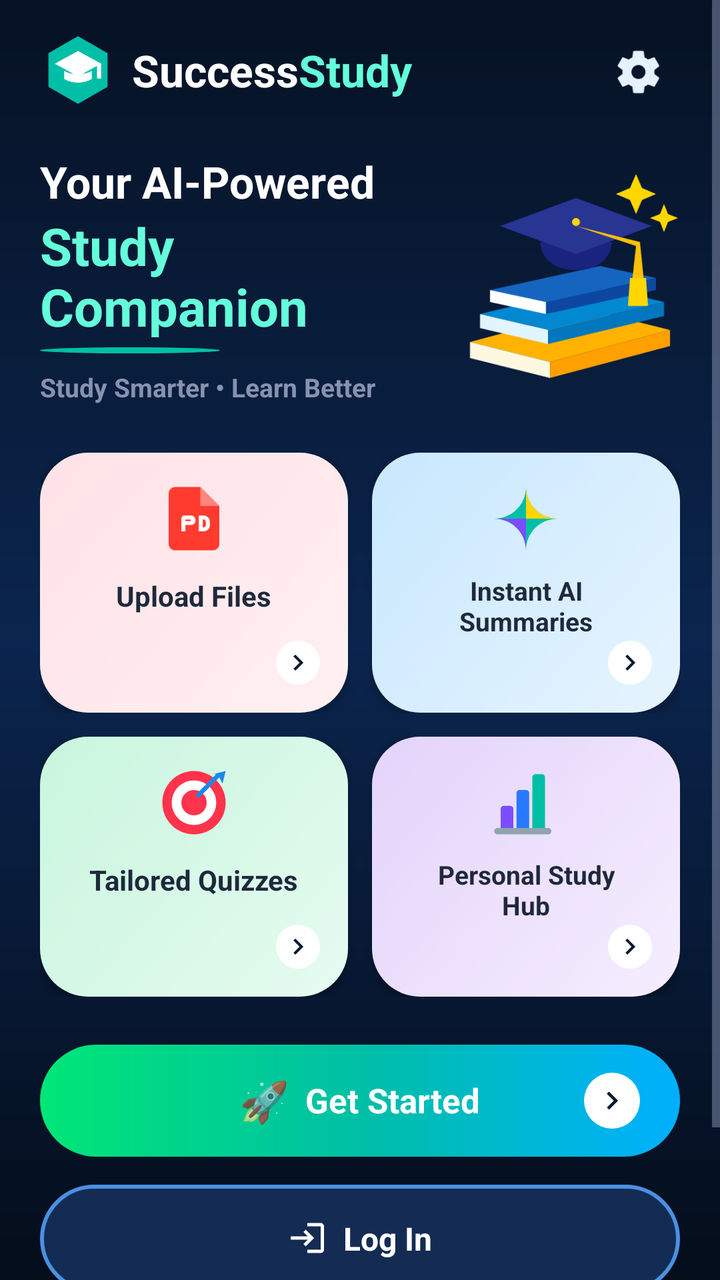
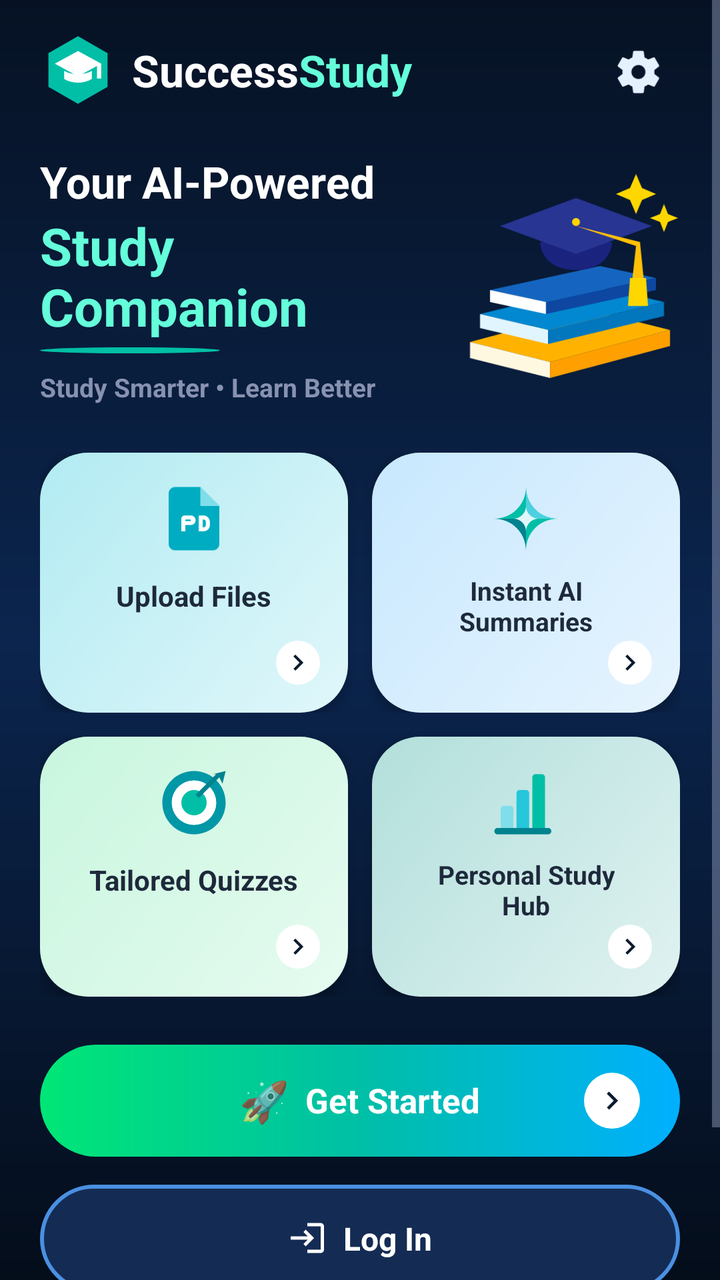

An Android layout rendered at two revisions. The XML below is the earlier revision; the diff shows what the commit changed to produce the second picture.
<!-- AndroidManifest.xml: activity theme Theme.Successtudy -->
<!-- res/layout/activity_welcome.xml -->
<?xml version="1.0" encoding="utf-8"?>
<ScrollView xmlns:android="http://schemas.android.com/apk/res/android"
    xmlns:app="http://schemas.android.com/apk/res-auto"
    android:layout_width="match_parent"
    android:layout_height="match_parent"
    android:fillViewport="true"
    android:background="@drawable/bg_welcome_screen">

    <LinearLayout
        android:layout_width="match_parent"
        android:layout_height="wrap_content"
        android:orientation="vertical"
        android:paddingHorizontal="20dp"
        android:paddingTop="16dp"
        android:paddingBottom="24dp">

        
        <RelativeLayout
            android:layout_width="match_parent"
            android:layout_height="wrap_content"
            android:layout_marginBottom="20dp">

            <LinearLayout
                android:layout_width="wrap_content"
                android:layout_height="wrap_content"
                android:orientation="horizontal"
                android:gravity="center_vertical"
                android:layout_alignParentStart="true">

                <ImageView
                    android:layout_width="38dp"
                    android:layout_height="38dp"
                    android:src="@drawable/ic_logo_hexagon"
                    android:contentDescription="Logo" />

                <TextView
                    android:layout_width="wrap_content"
                    android:layout_height="wrap_content"
                    android:layout_marginStart="8dp"
                    android:text="Success"
                    android:textColor="@color/white"
                    android:textSize="22sp"
                    android:textStyle="bold" />

                <TextView
                    android:layout_width="wrap_content"
                    android:layout_height="wrap_content"
                    android:text="Study"
                    android:textColor="@color/teal_glow"
                    android:textSize="22sp"
                    android:textStyle="bold" />
            </LinearLayout>

            <ImageButton
                android:id="@+id/btnSettings"
                android:layout_width="40dp"
                android:layout_height="40dp"
                android:layout_alignParentEnd="true"
                android:background="?attr/selectableItemBackgroundBorderless"
                android:src="@drawable/ic_settings_gear"
                android:contentDescription="Settings"
                app:tint="@color/text_primary" />
        </RelativeLayout>

        
        <RelativeLayout
            android:layout_width="match_parent"
            android:layout_height="wrap_content"
            android:layout_marginBottom="24dp">

            <LinearLayout
                android:layout_width="match_parent"
                android:layout_height="wrap_content"
                android:layout_toStartOf="@id/ivHeroGraphic"
                android:layout_centerVertical="true"
                android:orientation="vertical"
                android:paddingEnd="12dp">

                <TextView
                    android:layout_width="wrap_content"
                    android:layout_height="wrap_content"
                    android:text="Your AI-Powered"
                    android:textColor="@color/white"
                    android:textSize="22sp"
                    android:textStyle="bold" />

                <TextView
                    android:layout_width="wrap_content"
                    android:layout_height="wrap_content"
                    android:text="Study Companion"
                    android:textColor="@color/teal_glow"
                    android:textSize="26sp"
                    android:textStyle="bold" />

                <View
                    android:layout_width="90dp"
                    android:layout_height="3dp"
                    android:background="@drawable/bg_circle_arrow"
                    android:backgroundTint="@color/teal_primary"
                    android:layout_marginTop="3dp"
                    android:layout_marginBottom="8dp" />

                <TextView
                    android:layout_width="wrap_content"
                    android:layout_height="wrap_content"
                    android:text="Study Smarter • Learn Better"
                    android:textColor="@color/text_secondary"
                    android:textSize="13sp"
                    android:textStyle="bold" />
            </LinearLayout>

            <ImageView
                android:id="@+id/ivHeroGraphic"
                android:layout_width="120dp"
                android:layout_height="120dp"
                android:layout_alignParentEnd="true"
                android:layout_centerVertical="true"
                android:src="@drawable/ic_grad_books"
                android:contentDescription="Graduation Books" />
        </RelativeLayout>

        
        
        <LinearLayout
            android:layout_width="match_parent"
            android:layout_height="wrap_content"
            android:orientation="horizontal"
            android:baselineAligned="false"
            android:layout_marginBottom="12dp">

            
            <androidx.cardview.widget.CardView
                android:id="@+id/cardUploadFiles"
                android:layout_width="0dp"
                android:layout_height="130dp"
                android:layout_weight="1"
                android:layout_marginEnd="6dp"
                app:cardCornerRadius="20dp"
                app:cardElevation="4dp"
                app:cardBackgroundColor="@android:color/transparent">

                <RelativeLayout
                    android:layout_width="match_parent"
                    android:layout_height="match_parent"
                    android:background="@drawable/bg_card_upload"
                    android:padding="14dp">

                    <ImageView
                        android:id="@+id/ivCard1Icon"
                        android:layout_width="38dp"
                        android:layout_height="38dp"
                        android:layout_centerHorizontal="true"
                        android:src="@drawable/ic_pdf_file"
                        android:contentDescription="PDF Icon" />

                    <TextView
                        android:layout_width="wrap_content"
                        android:layout_height="wrap_content"
                        android:layout_below="@id/ivCard1Icon"
                        android:layout_centerHorizontal="true"
                        android:layout_marginTop="10dp"
                        android:text="Upload Files"
                        android:textColor="@color/card_text_dark"
                        android:textSize="14sp"
                        android:textStyle="bold" />

                    <ImageView
                        android:layout_width="22dp"
                        android:layout_height="22dp"
                        android:layout_alignParentEnd="true"
                        android:layout_alignParentBottom="true"
                        android:background="@drawable/bg_circle_arrow"
                        android:src="@drawable/ic_arrow_right"
                        android:padding="3dp"
                        android:contentDescription="Next" />
                </RelativeLayout>
            </androidx.cardview.widget.CardView>

            
            <androidx.cardview.widget.CardView
                android:id="@+id/cardAiSummaries"
                android:layout_width="0dp"
                android:layout_height="130dp"
                android:layout_weight="1"
                android:layout_marginStart="6dp"
                app:cardCornerRadius="20dp"
                app:cardElevation="4dp"
                app:cardBackgroundColor="@android:color/transparent">

                <RelativeLayout
                    android:layout_width="match_parent"
                    android:layout_height="match_parent"
                    android:background="@drawable/bg_card_summaries"
                    android:padding="14dp">

                    <ImageView
                        android:id="@+id/ivCard2Icon"
                        android:layout_width="38dp"
                        android:layout_height="38dp"
                        android:layout_centerHorizontal="true"
                        android:src="@drawable/ic_sparkle_star"
                        android:contentDescription="AI Star" />

                    <TextView
                        android:layout_width="wrap_content"
                        android:layout_height="wrap_content"
                        android:layout_below="@id/ivCard2Icon"
                        android:layout_centerHorizontal="true"
                        android:layout_marginTop="8dp"
                        android:gravity="center"
                        android:text="Instant AI\nSummaries"
                        android:textColor="@color/card_text_dark"
                        android:textSize="13sp"
                        android:textStyle="bold" />

                    <ImageView
                        android:layout_width="22dp"
                        android:layout_height="22dp"
                        android:layout_alignParentEnd="true"
                        android:layout_alignParentBottom="true"
                        android:background="@drawable/bg_circle_arrow"
                        android:src="@drawable/ic_arrow_right"
                        android:padding="3dp"
                        android:contentDescription="Next" />
                </RelativeLayout>
            </androidx.cardview.widget.CardView>
        </LinearLayout>

        
        <LinearLayout
            android:layout_width="match_parent"
            android:layout_height="wrap_content"
            android:orientation="horizontal"
            android:baselineAligned="false"
            android:layout_marginBottom="24dp">

            
            <androidx.cardview.widget.CardView
                android:id="@+id/cardTailoredQuizzes"
                android:layout_width="0dp"
                android:layout_height="130dp"
                android:layout_weight="1"
                android:layout_marginEnd="6dp"
                app:cardCornerRadius="20dp"
                app:cardElevation="4dp"
                app:cardBackgroundColor="@android:color/transparent">

                <RelativeLayout
                    android:layout_width="match_parent"
                    android:layout_height="match_parent"
                    android:background="@drawable/bg_card_quizzes"
                    android:padding="14dp">

                    <ImageView
                        android:id="@+id/ivCard3Icon"
                        android:layout_width="38dp"
                        android:layout_height="38dp"
                        android:layout_centerHorizontal="true"
                        android:src="@drawable/ic_target_bullseye"
                        android:contentDescription="Target" />

                    <TextView
                        android:layout_width="wrap_content"
                        android:layout_height="wrap_content"
                        android:layout_below="@id/ivCard3Icon"
                        android:layout_centerHorizontal="true"
                        android:layout_marginTop="10dp"
                        android:text="Tailored Quizzes"
                        android:textColor="@color/card_text_dark"
                        android:textSize="14sp"
                        android:textStyle="bold" />

                    <ImageView
                        android:layout_width="22dp"
                        android:layout_height="22dp"
                        android:layout_alignParentEnd="true"
                        android:layout_alignParentBottom="true"
                        android:background="@drawable/bg_circle_arrow"
                        android:src="@drawable/ic_arrow_right"
                        android:padding="3dp"
                        android:contentDescription="Next" />
                </RelativeLayout>
            </androidx.cardview.widget.CardView>

            
            <androidx.cardview.widget.CardView
                android:id="@+id/cardStudyHub"
                android:layout_width="0dp"
                android:layout_height="130dp"
                android:layout_weight="1"
                android:layout_marginStart="6dp"
                app:cardCornerRadius="20dp"
                app:cardElevation="4dp"
                app:cardBackgroundColor="@android:color/transparent">

                <RelativeLayout
                    android:layout_width="match_parent"
                    android:layout_height="match_parent"
                    android:background="@drawable/bg_card_hub"
                    android:padding="14dp">

                    <ImageView
                        android:id="@+id/ivCard4Icon"
                        android:layout_width="38dp"
                        android:layout_height="38dp"
                        android:layout_centerHorizontal="true"
                        android:src="@drawable/ic_bar_chart"
                        android:contentDescription="Bar Chart" />

                    <TextView
                        android:layout_width="wrap_content"
                        android:layout_height="wrap_content"
                        android:layout_below="@id/ivCard4Icon"
                        android:layout_centerHorizontal="true"
                        android:layout_marginTop="8dp"
                        android:gravity="center"
                        android:text="Personal Study\nHub"
                        android:textColor="@color/card_text_dark"
                        android:textSize="13sp"
                        android:textStyle="bold" />

                    <ImageView
                        android:layout_width="22dp"
                        android:layout_height="22dp"
                        android:layout_alignParentEnd="true"
                        android:layout_alignParentBottom="true"
                        android:background="@drawable/bg_circle_arrow"
                        android:src="@drawable/ic_arrow_right"
                        android:padding="3dp"
                        android:contentDescription="Next" />
                </RelativeLayout>
            </androidx.cardview.widget.CardView>
        </LinearLayout>

        
        <RelativeLayout
            android:id="@+id/btnGetStartedPill"
            android:layout_width="match_parent"
            android:layout_height="56dp"
            android:background="@drawable/bg_btn_get_started"
            android:clickable="true"
            android:focusable="true"
            android:foreground="?attr/selectableItemBackground"
            android:paddingHorizontal="20dp"
            android:layout_marginBottom="14dp">

            <LinearLayout
                android:layout_width="wrap_content"
                android:layout_height="wrap_content"
                android:orientation="horizontal"
                android:gravity="center_vertical"
                android:layout_centerInParent="true">

                <TextView
                    android:layout_width="wrap_content"
                    android:layout_height="wrap_content"
                    android:text="🚀"
                    android:textSize="20sp"
                    android:layout_marginEnd="8dp" />

                <TextView
                    android:layout_width="wrap_content"
                    android:layout_height="wrap_content"
                    android:text="Get Started"
                    android:textColor="@color/white"
                    android:textSize="17sp"
                    android:textStyle="bold" />
            </LinearLayout>

            <ImageView
                android:layout_width="28dp"
                android:layout_height="28dp"
                android:layout_alignParentEnd="true"
                android:layout_centerVertical="true"
                android:background="@drawable/bg_circle_arrow"
                android:src="@drawable/ic_arrow_right"
                android:padding="5dp"
                android:contentDescription="Go" />
        </RelativeLayout>

        
        <RelativeLayout
            android:id="@+id/btnLoginPill"
            android:layout_width="match_parent"
            android:layout_height="54dp"
            android:background="@drawable/bg_btn_login_pill"
            android:clickable="true"
            android:focusable="true"
            android:foreground="?attr/selectableItemBackground"
            android:paddingHorizontal="20dp"
            android:layout_marginBottom="16dp">

            <LinearLayout
                android:layout_width="wrap_content"
                android:layout_height="wrap_content"
                android:orientation="horizontal"
                android:gravity="center_vertical"
                android:layout_centerInParent="true">

                <ImageView
                    android:layout_width="20dp"
                    android:layout_height="20dp"
                    android:src="@drawable/ic_login_door"
                    android:layout_marginEnd="8dp"
                    app:tint="@color/white"
                    android:contentDescription="Log In Icon" />

                <TextView
                    android:layout_width="wrap_content"
                    android:layout_height="wrap_content"
                    android:text="Log In"
                    android:textColor="@color/white"
                    android:textSize="16sp"
                    android:textStyle="bold" />
            </LinearLayout>
        </RelativeLayout>

        
        <LinearLayout
            android:id="@+id/llExploreGuest"
            android:layout_width="wrap_content"
            android:layout_height="wrap_content"
            android:layout_gravity="center_horizontal"
            android:orientation="horizontal"
            android:gravity="center_vertical"
            android:padding="8dp"
            android:clickable="true"
            android:focusable="true">

            <TextView
                android:layout_width="wrap_content"
                android:layout_height="wrap_content"
                android:text="Explore as Guest"
                android:textColor="@color/teal_glow"
                android:textSize="15sp"
                android:textStyle="bold" />

            <TextView
                android:layout_width="wrap_content"
                android:layout_height="wrap_content"
                android:layout_marginStart="4dp"
                android:text="›"
                android:textColor="@color/teal_glow"
                android:textSize="18sp"
                android:textStyle="bold" />
        </LinearLayout>

    </LinearLayout>
</ScrollView>
<!-- resources referenced by this layout -->
<resources>
  <!-- drawable bg_card_hub (drawable) -->
  <?xml version="1.0" encoding="utf-8"?>
  <shape xmlns:android="http://schemas.android.com/apk/res/android"
      android:shape="rectangle">
      <corners android:radius="24dp" />
      <gradient
          android:angle="135"
          android:startColor="#F5EEFE"
          android:endColor="#E4D3FB"
          android:type="linear" />
  </shape>
  <!-- drawable bg_card_upload (drawable) -->
  <?xml version="1.0" encoding="utf-8"?>
  <shape xmlns:android="http://schemas.android.com/apk/res/android"
      android:shape="rectangle">
      <corners android:radius="24dp" />
      <gradient
          android:angle="135"
          android:startColor="#FFF0F2"
          android:endColor="#FFE2E7"
          android:type="linear" />
  </shape>
  <!-- drawable ic_bar_chart (drawable) -->
  <vector xmlns:android="http://schemas.android.com/apk/res/android"
      android:width="48dp"
      android:height="48dp"
      android:viewportWidth="48"
      android:viewportHeight="48">
    
    <path
        android:fillColor="#7C4DFF"
        android:pathData="M8,28C8,26.9 8.9,26 10,26L14,26C15.1,26 16,26.9 16,28L16,40L8,40L8,28Z"/>
    
    <path
        android:fillColor="#2979FF"
        android:pathData="M18,18C18,16.9 18.9,16 20,16L24,16C25.1,16 26,16.9 26,18L26,40L18,40L18,18Z"/>
    
    <path
        android:fillColor="#00BFA6"
        android:pathData="M28,8C28,6.9 28.9,6 30,6L34,6C35.1,6 36,6.9 36,8L36,40L28,40L28,8Z"/>
    
    <path
        android:fillColor="#90A4AE"
        android:pathData="M6,40L38,40C39.1,40 40,40.9 40,42C40,43.1 39.1,44 38,44L6,44C4.9,44 4,43.1 4,42C4,40.9 4.9,40 6,40Z"/>
  </vector>
  <!-- drawable ic_pdf_file (drawable) -->
  <vector xmlns:android="http://schemas.android.com/apk/res/android"
      android:width="48dp"
      android:height="48dp"
      android:viewportWidth="48"
      android:viewportHeight="48">
    
    <path
        android:fillColor="#FF3B30"
        android:pathData="M12,4C9.79,4 8,5.79 8,8L8,40C8,42.21 9.79,44 12,44L36,44C38.21,44 40,42.21 40,40L40,16L28,4L12,4Z"/>
    
    <path
        android:fillColor="#FF857D"
        android:pathData="M28,4L40,16L28,16L28,4Z"/>
    
    <path
        android:fillColor="#FFFFFF"
        android:pathData="M16,24C16,22.9 16.9,22 18,22L22,22C23.66,22 25,23.34 25,25C25,26.66 23.66,28 22,28L18.5,28L18.5,32L16,32L16,24ZM18.5,25.5L21.5,25.5C21.78,25.5 22,25.28 22,25C22,24.72 21.78,24.5 21.5,24.5L18.5,24.5L18.5,25.5ZM27,22L30,22C32.21,22 34,23.79 34,26L34,28C34,30.21 32.21,32 30,32L27,32L27,22ZM29.5,24.5L29.5,29.5L30,29.5C30.83,29.5 31.5,28.83 31.5,28L31.5,26C31.5,25.17 30.83,24.5 30,24.5L29.5,24.5Z"/>
  </vector>
  <!-- drawable ic_sparkle_star (drawable) -->
  <vector xmlns:android="http://schemas.android.com/apk/res/android"
      android:width="48dp"
      android:height="48dp"
      android:viewportWidth="48"
      android:viewportHeight="48">
    
    <path
        android:fillColor="#00BFA6"
        android:pathData="M24,4C24,15.05 32.95,24 44,24C32.95,24 24,32.95 24,44C24,32.95 15.05,24 4,24C15.05,24 24,15.05 24,4Z"/>
    
    <path
        android:fillColor="#FFD700"
        android:pathData="M24,4C24,15.05 32.95,24 44,24L24,24Z"/>
    
    <path
        android:fillColor="#7C4DFF"
        android:pathData="M24,44C24,32.95 15.05,24 4,24L24,24Z"/>
  </vector>
  <!-- drawable ic_target_bullseye (drawable) -->
  <vector xmlns:android="http://schemas.android.com/apk/res/android"
      android:width="48dp"
      android:height="48dp"
      android:viewportWidth="48"
      android:viewportHeight="48">
    
    <path
        android:fillColor="#FF334B"
        android:pathData="M24,4C12.95,4 4,12.95 4,24C4,35.05 12.95,44 24,44C35.05,44 44,35.05 44,24C44,12.95 35.05,4 24,4ZM24,38C16.27,38 10,31.73 10,24C10,16.27 16.27,10 24,10C31.73,10 38,16.27 38,24C38,31.73 31.73,38 24,38Z"/>
    
    <path
        android:fillColor="#FFFFFF"
        android:pathData="M24,10C16.27,10 10,16.27 10,24C10,31.73 16.27,38 24,38C31.73,38 38,31.73 38,24C38,16.27 31.73,10 24,10ZM24,32C19.58,32 16,28.42 16,24C16,19.58 19.58,16 24,16C28.42,16 32,19.58 32,24C32,28.42 28.42,32 24,32Z"/>
    
    <path
        android:fillColor="#FF334B"
        android:pathData="M24,16C19.58,16 16,19.58 16,24C16,28.42 19.58,32 24,32C28.42,32 32,28.42 32,24C32,19.58 28.42,16 24,16Z"/>
    
    <path
        android:fillColor="#1E88E5"
        android:pathData="M38,6L25,19L27,21L40,8L42,12L44,4L36,6L38,6Z"/>
  </vector>
  <!-- unchanged entries left out for length: 21 -->
</resources>

<!-- the commit's change to res/layout/activity_welcome.xml (unified diff, before → after) -->
@@ -359,6 +359,7 @@
                     android:layout_marginEnd="8dp" />
 
                 <TextView
+                    android:id="@+id/tvGetStartedText"
                     android:layout_width="wrap_content"
                     android:layout_height="wrap_content"
                     android:text="Get Started"
<!-- resource entries referenced after the edit -->
@@ -7,8 +7,8 @@
       <corners android:radius="24dp" />
       <gradient
           android:angle="135"
-          android:startColor="#F5EEFE"
-          android:endColor="#E4D3FB"
+          android:startColor="#E0F2F1"
+          android:endColor="#B2DFDB"
           android:type="linear" />
   </shape>
   <!-- drawable bg_card_upload (drawable) -->
@@ -18,8 +18,8 @@
       <corners android:radius="24dp" />
       <gradient
           android:angle="135"
-          android:startColor="#FFF0F2"
-          android:endColor="#FFE2E7"
+          android:startColor="#E0F7FA"
+          android:endColor="#B2EBF2"
           android:type="linear" />
   </shape>
   <!-- drawable ic_bar_chart (drawable) -->
@@ -30,11 +30,11 @@
       android:viewportHeight="48">
     
     <path
-        android:fillColor="#7C4DFF"
+        android:fillColor="#80DEEA"
         android:pathData="M8,28C8,26.9 8.9,26 10,26L14,26C15.1,26 16,26.9 16,28L16,40L8,40L8,28Z"/>
     
     <path
-        android:fillColor="#2979FF"
+        android:fillColor="#26C6DA"
         android:pathData="M18,18C18,16.9 18.9,16 20,16L24,16C25.1,16 26,16.9 26,18L26,40L18,40L18,18Z"/>
     
     <path
@@ -42,7 +42,7 @@
         android:pathData="M28,8C28,6.9 28.9,6 30,6L34,6C35.1,6 36,6.9 36,8L36,40L28,40L28,8Z"/>
     
     <path
-        android:fillColor="#90A4AE"
+        android:fillColor="#00838F"
         android:pathData="M6,40L38,40C39.1,40 40,40.9 40,42C40,43.1 39.1,44 38,44L6,44C4.9,44 4,43.1 4,42C4,40.9 4.9,40 6,40Z"/>
   </vector>
   <!-- drawable ic_pdf_file (drawable) -->
@@ -53,11 +53,11 @@
       android:viewportHeight="48">
     
     <path
-        android:fillColor="#FF3B30"
+        android:fillColor="#00ACC1"
         android:pathData="M12,4C9.79,4 8,5.79 8,8L8,40C8,42.21 9.79,44 12,44L36,44C38.21,44 40,42.21 40,40L40,16L28,4L12,4Z"/>
     
     <path
-        android:fillColor="#FF857D"
+        android:fillColor="#80DEEA"
         android:pathData="M28,4L40,16L28,16L28,4Z"/>
     
     <path
@@ -76,12 +76,16 @@
         android:pathData="M24,4C24,15.05 32.95,24 44,24C32.95,24 24,32.95 24,44C24,32.95 15.05,24 4,24C15.05,24 24,15.05 24,4Z"/>
     
     <path
-        android:fillColor="#FFD700"
+        android:fillColor="#4DD0E1"
         android:pathData="M24,4C24,15.05 32.95,24 44,24L24,24Z"/>
     
     <path
-        android:fillColor="#7C4DFF"
+        android:fillColor="#00838F"
         android:pathData="M24,44C24,32.95 15.05,24 4,24L24,24Z"/>
+    
+    <path
+        android:fillColor="#E0F7FA"
+        android:pathData="M24,16C24,20.4 27.6,24 32,24C27.6,24 24,27.6 24,32C24,27.6 20.4,24 16,24C20.4,24 24,20.4 24,16Z"/>
   </vector>
   <!-- drawable ic_target_bullseye (drawable) -->
   <vector xmlns:android="http://schemas.android.com/apk/res/android"
@@ -91,7 +95,7 @@
       android:viewportHeight="48">
     
     <path
-        android:fillColor="#FF334B"
+        android:fillColor="#0097A7"
         android:pathData="M24,4C12.95,4 4,12.95 4,24C4,35.05 12.95,44 24,44C35.05,44 44,35.05 44,24C44,12.95 35.05,4 24,4ZM24,38C16.27,38 10,31.73 10,24C10,16.27 16.27,10 24,10C31.73,10 38,16.27 38,24C38,31.73 31.73,38 24,38Z"/>
     
     <path
@@ -99,11 +103,11 @@
         android:pathData="M24,10C16.27,10 10,16.27 10,24C10,31.73 16.27,38 24,38C31.73,38 38,31.73 38,24C38,16.27 31.73,10 24,10ZM24,32C19.58,32 16,28.42 16,24C16,19.58 19.58,16 24,16C28.42,16 32,19.58 32,24C32,28.42 28.42,32 24,32Z"/>
     
     <path
-        android:fillColor="#FF334B"
+        android:fillColor="#00BFA6"
         android:pathData="M24,16C19.58,16 16,19.58 16,24C16,28.42 19.58,32 24,32C28.42,32 32,28.42 32,24C32,19.58 28.42,16 24,16Z"/>
     
     <path
-        android:fillColor="#1E88E5"
+        android:fillColor="#00838F"
         android:pathData="M38,6L25,19L27,21L40,8L42,12L44,4L36,6L38,6Z"/>
   </vector>
   <!-- unchanged entries left out for length: 21 -->
